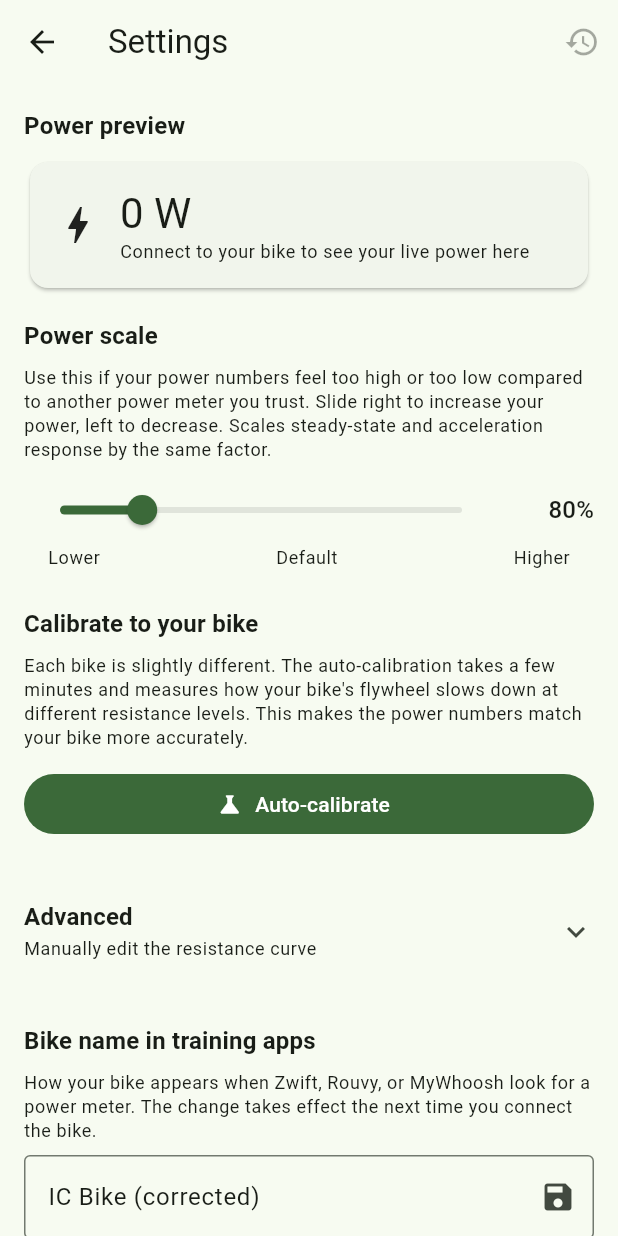
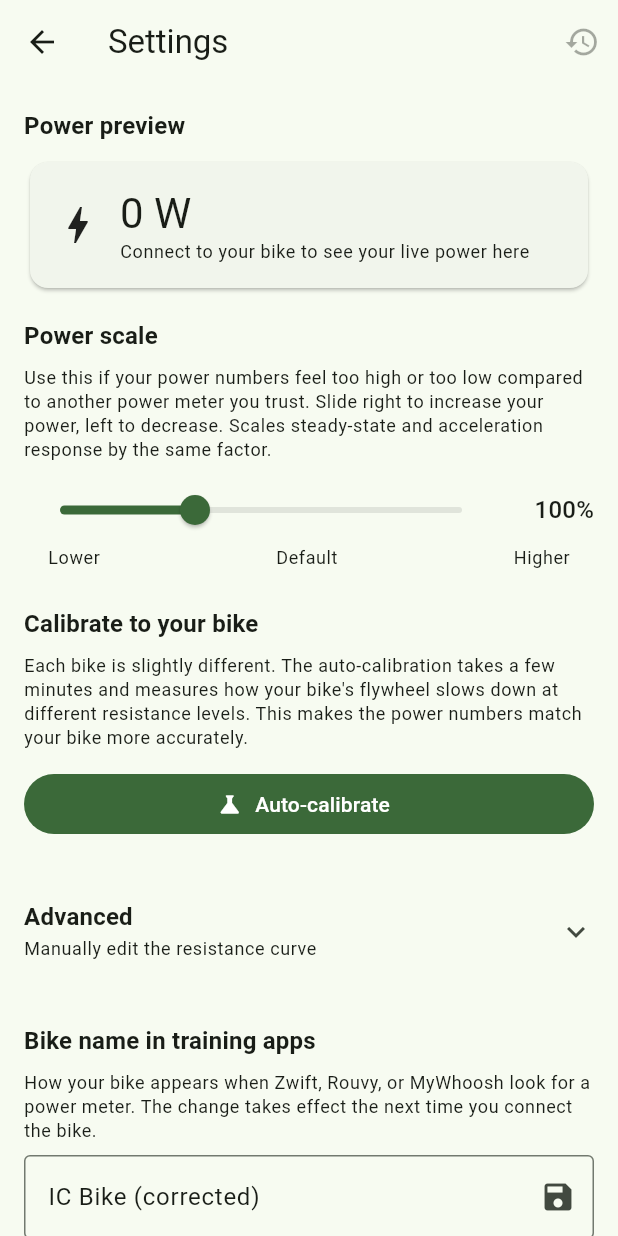
Before and after one commit to stwime/ic8-power-fix, a Flutter app: the screen it shows after launch, after a tap on the "settings" icon, on a phone screen of 412 x 824 dp. Run offline on Flutter 3.47's test engine with Material 3 defaults, Android fonts, the phone set to English and light mode, and no system bars; our stand-ins replace shared_preferences, wakelock_plus; missing offline and left inert: app_settings, bluetooth_low_energy.

Commit message:
Rebase I_crank to 7.47 (r_eff = 14.3 cm) and reset powerScale to 1.0
The 0.80 powerScale default was absorbing a known systematic offset:
the geometric I_flywheel = 0.461 kg·m² assumed mass at ~70% of disc
radius, but visual inspection of the IC8 flywheel plus the
perceived-effort calibration converging to slider = 0.80 both put
mass at ~62% R (r_eff ≈ 14.3 cm). Cadence has now been verified
accurate against a metronome and gear ratio against video, so all
three independent uncertainties point the same way: I was 25% too
high.

Bake the correction into the constant rather than hiding it in the
slider:
- I_flywheel: 0.461 → 0.369 kg·m²  (m·r_eff² with r_eff = 14.3 cm)
- I_crank:    9.34  → 7.47  kg·m²  (g² · I_flywheel, g = 4.5)
- α:          500   → 400   N·m    (refit at new I; α scales with I)
- powerScale: 0.80  → 1.00         (no remaining known offset)

Bridge output is bit-identical to today's defaults at any operating
point — same physics, just attributed to the right constants. The
slider regains its full role as a per-unit trim with no built-in
bias.

Prefs keys bumped to .v3 so any stored α from a pre-rebase
Auto-calibrate run doesn't load and overshoot under the new I.

README updated for new constants, mass-distribution narrative, and
slider description. Inline math tightened — replaced stray multi-line
$...$ spans and the bare s$^{-1}$ unit construct that GitHub MathJax
sometimes refuses to render. Substituted \dot\omega for the
\frac{d\omega}{dt} that was straddling line breaks.

Figures regenerated (curves visually identical, title reflects new
powerScale = 1.00).

Co-Authored-By: Claude Opus 4.7 (1M context) <noreply@anthropic.com>

```diff
--- a/bridge/lib/physics/calibration.dart
+++ b/bridge/lib/physics/calibration.dart
@@ -36,10 +36,13 @@ import 'package:shared_preferences/shared_preferences.dart';
 /// aren't exposed in auto-calibration. Only (α, β) are fit per bike.
 /// See [Coastdown.fitBrake].
 ///
-/// [defaultICrank] is the direct flywheel-geometry calculation:
-/// I_flywheel = 0.461 kg·m² (46 cm dia, 18 kg, two rings r=13–18 cm at
-/// 2.5× thickness) and gear ratio g = 4.5 (measured) gives
-/// I_crank = g²·I_flywheel ≈ 9.34 kg·m².
+/// [defaultICrank] from flywheel geometry plus gear leverage. The IC8's
+/// 18 kg, 46 cm-diameter aluminum flywheel has its mass concentrated
+/// at r_eff ≈ 14.3 cm (about 62% of the disc radius, observed visually
+/// and confirmed by the perceived-effort calibration), giving
+/// I_flywheel = m·r_eff² ≈ 0.369 kg·m². With the video-confirmed
+/// flywheel-to-crank gear ratio g = 4.5, the effective inertia at the
+/// crank is I_crank = g²·I_flywheel ≈ 7.47 kg·m².
 ///
 /// [powerScale] is a coupled absolute-scale knob: it multiplies α and
 /// I_crank by the same factor, so the eddy steady term, the residual
@@ -49,39 +52,40 @@ import 'package:shared_preferences/shared_preferences.dart';
 /// powerScale-invariant because α and I cancel — the bike's physical
 /// coastdown rate doesn't depend on what the bridge displays.
 ///
-/// The default 0.80 absorbs the residual ~20% steady-state overshoot
-/// observed against perceived effort at R≈31, cad≈90 with the geometry
-/// I_crank = 9.34 kg·m². Tune against an external power meter when one
-/// is available.
+/// The default 1.00 reflects the geometry-anchored I_crank = 7.47.
+/// Cadence has been verified accurate against a metronome, gear ratio
+/// against video, and the flywheel mass distribution against visual
+/// inspection of the disc — so there is no longer a known systematic
+/// offset for the slider to absorb. Tune against an external power
+/// meter when available; nothing in the model claims absolute scale
+/// to better than ~10% without one.
 class Calibration {
   // Wouterse params from analysis/fit_wouterse.py on the hand-curated
   // video-only spindowns (strict τ_max ∝ B², ω_c ∝ 1/B² coupling).
-  static const double defaultAlpha = 500.0;     // N·m — peak torque amplitude
+  static const double defaultAlpha = 400.0;     // N·m — peak torque amplitude
   static const double defaultBeta = 0.0343;     // 1/s — residual drag at R=0
   static const double defaultRh = 167.64;       // Hill midpoint
   static const double defaultP = 1.07;          // Hill sharpness
   static const double defaultKappa = 0.1465;    // s/rad — 1/ω_c at saturation
-  static const double defaultICrank = 9.34;     // kg·m² (effective, at crank)
-  static const double defaultPowerScale = 0.80; // coupled α + I_crank scale
+  static const double defaultICrank = 7.47;     // kg·m² (effective, at crank)
+  static const double defaultPowerScale = 1.00; // coupled α + I_crank scale
 
   /// Bounds for the Power scale slider — coupled multiplier on α and
   /// I_crank applied at every output evaluation. 0.5–2.0 covers the range
   /// of unit-to-unit firmware-calibration spread we'd plausibly see across
-  /// IC8s on top of the 0.80 default.
+  /// IC8s on top of the 1.00 default.
   static const double powerScaleMin = 0.5;
   static const double powerScaleMax = 2.0;
 
-  // Bumped key suffix so a pre-Wouterse stored α/β (different units, ~10⁴
-  // smaller) doesn't load and produce nonsense. resetToDefaults() also
-  // wipes the old keys so they don't linger.
-  static const String _keyAlpha = 'cal.alphaW';
+  // v3 suffixes mark the inertia-rebase: I_crank moved from 9.34 to 7.47
+  // (geometry refit at r_eff = 14.3 cm) and α from 500 to 400 (refit at
+  // the new I), with powerScale defaulting to 1.0 instead of 0.80.
+  // Loading any stored value from before this change under the new
+  // defaults would over- or under-shoot by ~25%, so we wipe and reset.
+  static const String _keyAlpha = 'cal.alpha.v3';
   static const String _keyBeta = 'cal.betaW';
-  static const String _keyICrank = 'cal.iCrank';
-  // v2 suffix: powerScale switched semantics from α-only multiplier to
-  // coupled α + I_crank multiplier, with default 0.80. Old stored values
-  // had α-only meaning and a 1.0 default — loading them under the new
-  // semantics would silently change behaviour.
-  static const String _keyPowerScale = 'cal.powerScale.v2';
+  static const String _keyICrank = 'cal.iCrank.v3';
+  static const String _keyPowerScale = 'cal.powerScale.v3';
 
   double alpha;
   double beta;
@@ -207,9 +211,12 @@ class Calibration {
     // Drop any stored keys from prior calibration models so a future
     // Calibration.load() doesn't see orphan values.
     await prefs.remove('cal.alpha');
+    await prefs.remove('cal.alphaW');
     await prefs.remove('cal.beta');
+    await prefs.remove('cal.iCrank');
     await prefs.remove('cal.rcDial');
     await prefs.remove('cal.powerScale');
+    await prefs.remove('cal.powerScale.v2');
   }
 
   bool get isAtDefaults =>
```
Also changed, not shown: docs/figures/indoor_surge.png, docs/figures/power_curves.png, 3 other files.
